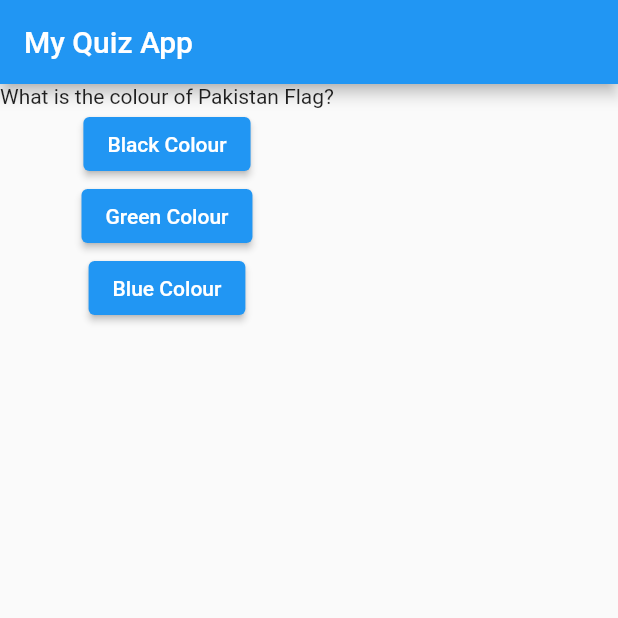
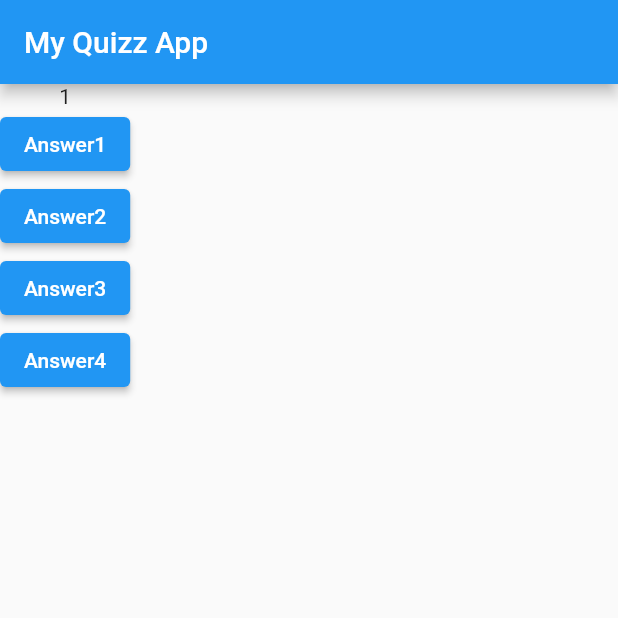
Before and after one commit to AbdulRehman7269/QuizAppbyFlutter, a Flutter app: the screen it shows after launch, on a phone screen of 412 x 824 dp, the top half of it. Run offline on Flutter 3.47's test engine with Material 2 defaults, Android fonts, the phone set to English and light mode, and no system bars.

```diff
--- a/lib/main.dart
+++ b/lib/main.dart
@@ -1,47 +1,63 @@
-import 'package:flutter/foundation.dart';
 import 'package:flutter/material.dart';
 
 void main() {
-  runApp(const MyApp());
+  runApp(MyApp());
 }
 
-class MyApp extends StatelessWidget {
-  const MyApp({super.key});
+class MyApp extends StatefulWidget {
+  @override
+  State<StatefulWidget> createState() {
+    // TODO: implement createState
+    return MyAppState();
+  }
+}
 
-  void printAnswer() {
-    if (kDebugMode) {
-      print('Black Colour Pressed');
-    }
+class MyAppState extends State<MyApp> {
+  var questionIndex = 0;
+  void questionPrint() {
+    setState(() {
+      questionIndex = questionIndex + 1;
+    });
+
+    print(questionIndex);
   }
+
   @override
   Widget build(BuildContext context) {
+    var questionLists = [
+      '1',
+      '2',
+      '3',
+      '4',
+    ];
     // TODO: implement build
-    var questions = [
-      'What is the colour of Pakistan Flag?',
-      'Who is the Founder of Pakistan',
-      'What is your Name'
-    ];
     return MaterialApp(
       home: Scaffold(
         appBar: AppBar(
-          title: const Text('My Quiz App'),
+          title: Text('My Quizz App'),
         ),
         body: Column(
           children: [
-            Text(questions[0]),
-            ElevatedButton(
-              onPressed: printAnswer,
-              child: const Text('Black Colour'),
+            Text(
+              questionLists[questionIndex],
             ),
             ElevatedButton(
-              onPressed: () => debugPrint('Green Colour Pressed'),
-              child: const Text('Green Colour'),
+              onPressed: questionPrint,
+              child: Text('Answer1'),
+            ),
+            ElevatedButton(
+              onPressed: () => print('2'),
+              child: Text('Answer2'),
             ),
             ElevatedButton(
               onPressed: () {
-                debugPrint('Blue Colour Pressed');
+                print('3');
               },
-              child:  const Text('Blue Colour'),
+              child: Text('Answer3'),
+            ),
+            ElevatedButton(
+              onPressed: () => print('4'),
+              child: Text('Answer4'),
             ),
           ],
         ),
@@ -49,4 +65,3 @@ class MyApp extends StatelessWidget {
     );
   }
 }
-// test
```
